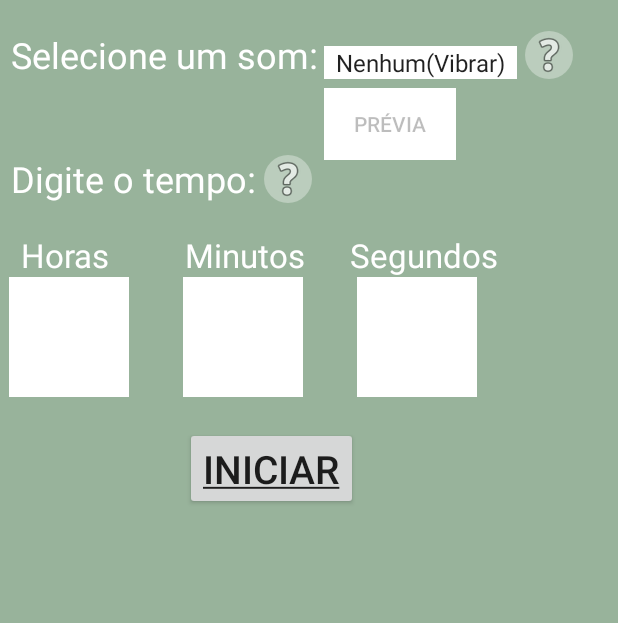
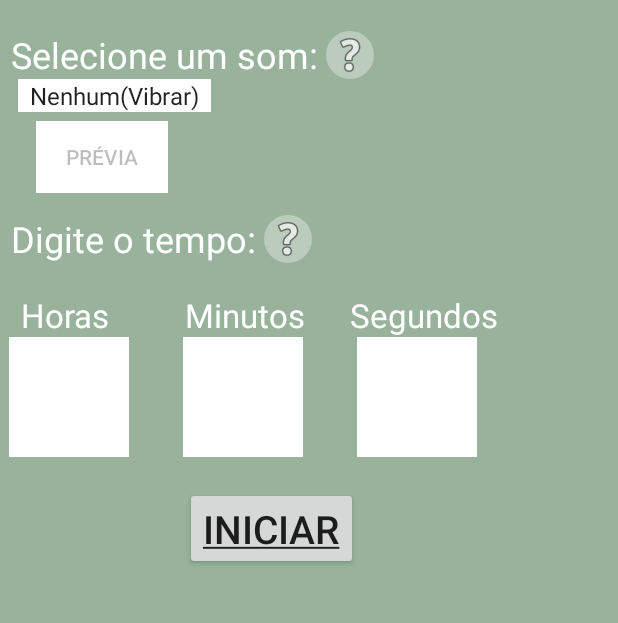
Before and after one commit to Pedro9558/ContadorRegressivoApp, an Android app: the screen it shows after launch (MainActivity), on a phone screen of 412 x 824 dp, the part 57-680 px from its top. Run offline under Robolectric (Android 15) with nearby library versions, the phone set to English and light mode, and no system bars.

Commit message:
Alterei o layout

```diff
--- a/app/src/main/res/layout/activity_main.xml
+++ b/app/src/main/res/layout/activity_main.xml
@@ -29,20 +29,18 @@
         android:id="@+id/sons"
         android:layout_width="wrap_content"
         android:layout_height="wrap_content"
-        android:layout_toRightOf="@+id/som"
-        android:layout_marginStart="4dp"
-        android:layout_marginLeft="4dp"
-        android:layout_toEndOf="@id/som"
-        android:layout_alignBottom="@id/som"
+        android:layout_marginStart="12dp"
+        android:layout_marginLeft="12dp"
+        android:layout_below="@id/som"
         android:background="@color/white"
         android:entries="@array/sons">
     </Spinner>
     <ImageButton
         android:id="@+id/ajuda1"
         android:contentDescription="@string/app_name"
-        android:layout_toRightOf="@id/sons"
-        android:layout_toEndOf="@id/sons"
-        android:layout_alignBottom="@id/sons"
+        android:layout_toRightOf="@id/som"
+        android:layout_toEndOf="@id/som"
+        android:layout_alignBottom="@id/som"
         android:layout_width="wrap_content"
         android:layout_marginLeft="5dp"
         android:layout_marginStart="5dp"
@@ -56,6 +54,8 @@
         android:layout_height="wrap_content"
         android:layout_below="@+id/sons"
         android:layout_marginTop="6dp"
+        android:layout_marginLeft="12dp"
+        android:layout_marginStart="12dp"
         android:enabled="false"
         android:background="@color/white"
         android:text="@string/previa"
@@ -68,7 +68,7 @@
         android:layout_height="wrap_content"
         android:text="@string/tempo"
         android:layout_below="@id/som"
-        android:layout_marginTop="50dp"
+        android:layout_marginTop="90dp"
         android:layout_marginLeft="7dp"
         android:layout_marginStart="7dp"
         android:textColor="@color/white"
```
